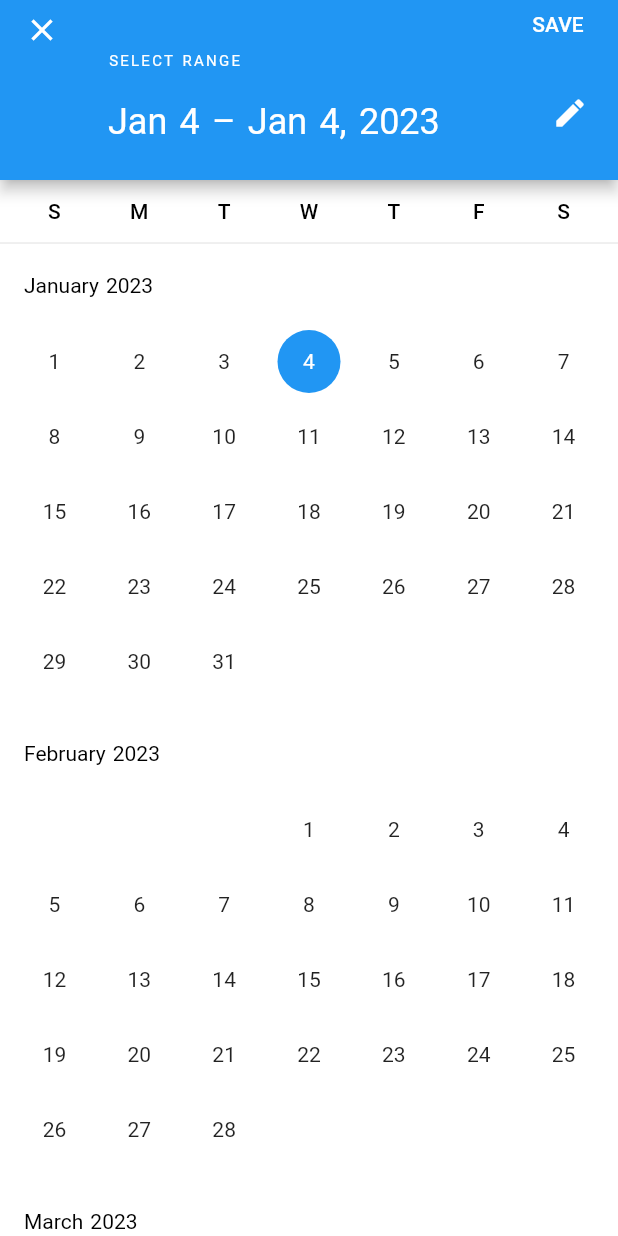
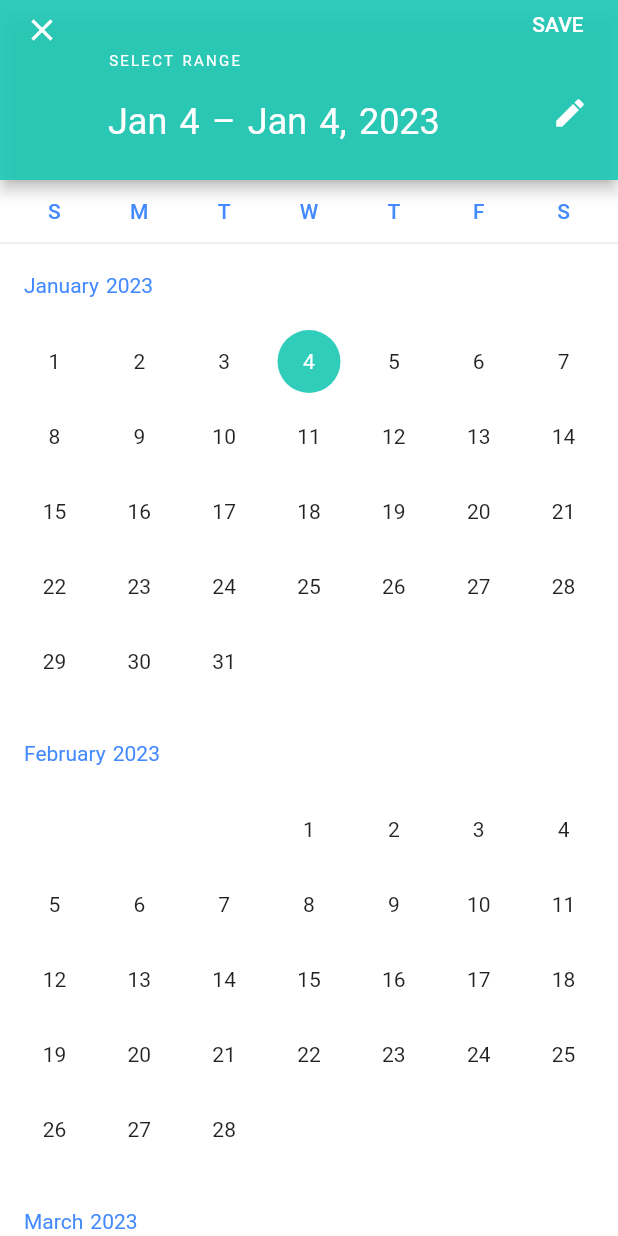
Before and after one commit to aaldeen218/cafee, a Flutter app: the MyHomeScreen screen opened by its route, item 3 of the bottom bar chosen, after a tap on the "calendar today" icon, on a phone screen of 412 x 824 dp. Run offline on Flutter 3.47's test engine with Material 2 defaults, Android fonts, the phone set to English and light mode, and no system bars; our stand-ins replace flutter_svg, get, pdf, printing, shared_preferences; missing offline and left inert: dart:ffi; accounts and stored records are empty; network calls fail.

Commit message:
size_Dimensions2

```diff
--- a/lib/MyHomeScreen.dart
+++ b/lib/MyHomeScreen.dart
@@ -53,7 +53,6 @@ class _MyHomeScreenState extends State<MyHomeScreen> {
 
   @override
   Widget build(BuildContext context) {
-    print("height is" + MediaQuery.of(context).size.height.toString());
     return Scaffold(
         backgroundColor: Colors.white,
         body: SafeArea(
@@ -72,7 +71,7 @@ class _MyHomeScreenState extends State<MyHomeScreen> {
                     IconButton(
                       icon: Icon(
                         CupertinoIcons.person_circle,
-                        color: Colors.blueGrey,
+                        color: Colors.white,
                       ),
                       iconSize: Dimensions.homePageIconSize,
                       onPressed: () {
@@ -174,6 +173,7 @@ class _MyHomeScreenState extends State<MyHomeScreen> {
                     Text(
                       pname,
                       style: TextStyle(
+                          color: Colors.white,
                           fontFamily: "Digi-Madasi-Bold",
                           fontSize: Dimensions.homePagefontSizeHedar),
                     ),
--- a/lib/Order/addOrder.dart
+++ b/lib/Order/addOrder.dart
@@ -41,6 +41,7 @@ class _addOrderState extends State<addOrder> {
 
   @override
   Widget build(BuildContext context) {
+    print("Buld ");
     //  futureAlbum = items_madule.showdata();
     //futureAlbum.then((value) => futureString = value);
     final arg_home =
--- a/lib/Order/categories_madule.dart
+++ b/lib/Order/categories_madule.dart
@@ -14,8 +14,10 @@ class categories_madule {
 
     http.Response response = await http.get(url);
     var json = response.body;
+
     List<Categories> user1 = categoriesFromJson(json);
 // print(user1[0].patName);
+    print("categories_madule");
     return user1;
   }
 // To parse this JSON data, do
--- a/lib/globals.dart
+++ b/lib/globals.dart
@@ -15,5 +15,5 @@ var empGender_global = "";
 mysh() async {
   SharedPreferences pref = await SharedPreferences.getInstance();
   http = pref.getString("http").toString();
-  print(http + " Http");
+  //print(http + " Http");
 }
--- a/lib/invoices/listOfinvoices.dart
+++ b/lib/invoices/listOfinvoices.dart
@@ -4,6 +4,7 @@ import 'package:intl/intl.dart';
 import 'package:shared_preferences/shared_preferences.dart';
 
 import '../dimension.dart';
+import '../mainColor.dart';
 import 'invoicesModule.dart';
 
 String uid = "";
@@ -65,10 +66,28 @@ class _ListOfinvoicesState extends State<ListOfinvoices> {
         DateTimeRange(start: DateTime.now(), end: DateTime.now());
     var dateRange;
     final newDateRange = await showDateRangePicker(
-        context: context,
-        firstDate: DateTime(2018),
-        lastDate: DateTime(2025),
-        initialDateRange: dateRange ?? initialDateRange);
+      context: context,
+      firstDate: DateTime(2018),
+      lastDate: DateTime(2025),
+      initialDateRange: dateRange ?? initialDateRange,
+      builder: (context, child) {
+        return Theme(
+          data: Theme.of(context).copyWith(
+            colorScheme: ColorScheme.light(
+              primary: appBarColor2, // <-- SEE HERE
+              onPrimary: Colors.white, // <-- SEE HERE
+              onSurface: Colors.blueAccent, // <-- SEE HERE
+            ),
+            textButtonTheme: TextButtonThemeData(
+              style: TextButton.styleFrom(
+                primary: Colors.red, // button text color
+              ),
+            ),
+          ),
+          child: child!,
+        );
+      },
+    );
 
     return (setState(() {
       dateRange = newDateRange!;
```
Also changed, not shown: lib/Order/add_order_crt.dart (added).
